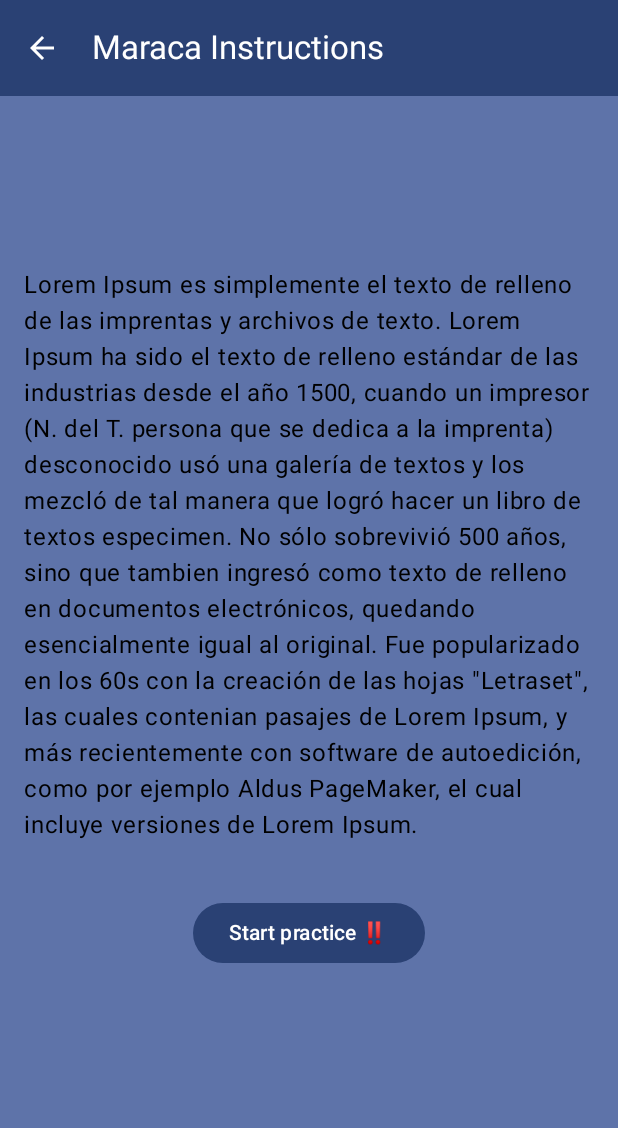
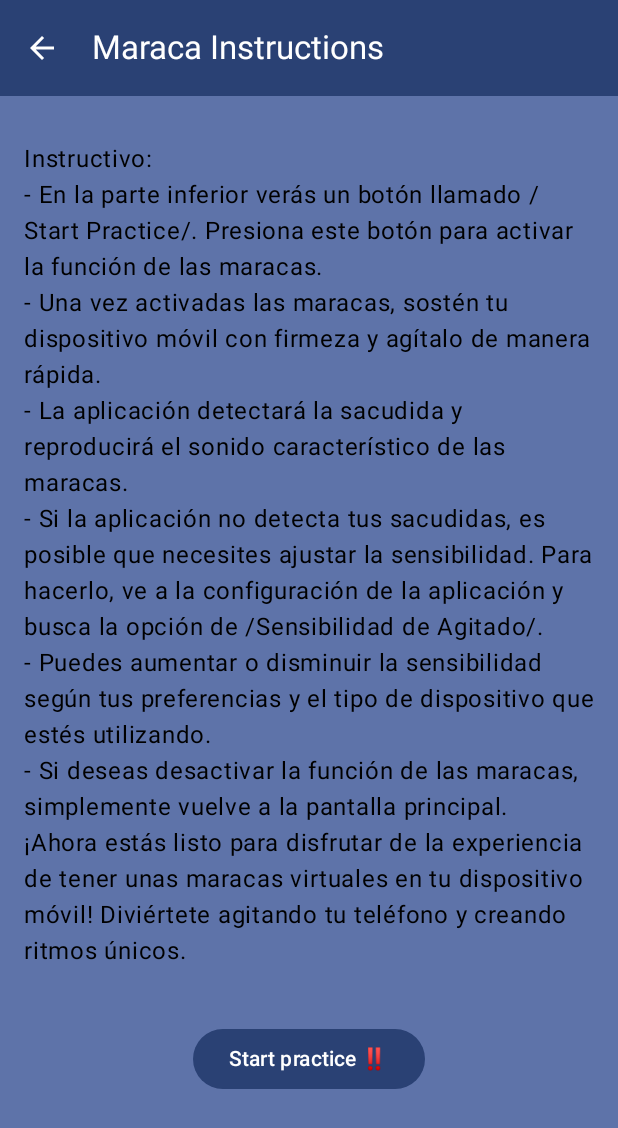
Before and after one commit to Chocolatamargo2607/UD.PPC_Parcial1, an Android app built with Jetpack Compose: the practice_maraca_screen screen opened through its navigation route, on a phone screen of 412 x 824 dp. Shown: the top 1128 px of the screen. Run offline under Robolectric (Android 15) with nearby library versions, the phone set to English and light mode, and no system bars.

Commit message:
instruments description

```diff
--- a/app/src/main/java/com/example/udppc_parcial1/view/Practice_maraca_screen.kt
+++ b/app/src/main/java/com/example/udppc_parcial1/view/Practice_maraca_screen.kt
@@ -62,9 +62,15 @@ fun Practice_maraca_screen(navController: NavController){
         horizontalAlignment = Alignment.CenterHorizontally,
         verticalArrangement = Arrangement.Center
     ){
-
-        Text(text = "Lorem Ipsum es simplemente el texto de relleno de las imprentas y archivos de texto. Lorem Ipsum ha sido el texto de relleno estándar de las industrias desde el año 1500, cuando un impresor (N. del T. persona que se dedica a la imprenta) desconocido usó una galería de textos y los mezcló de tal manera que logró hacer un libro de textos especimen. No sólo sobrevivió 500 años, sino que tambien ingresó como texto de relleno en documentos electrónicos, quedando esencialmente igual al original. Fue popularizado en los 60s con la creación de las hojas \"Letraset\", las cuales contenian pasajes de Lorem Ipsum, y más recientemente con software de autoedición, como por ejemplo Aldus PageMaker," +
-                " el cual incluye versiones de Lorem Ipsum.",color = Color.Black
+        //Texto explicativo
+        Text(text = "Instructivo: \n" +
+                "- En la parte inferior verás un botón llamado /Start Practice/. Presiona este botón para activar la función de las maracas.\n" +
+                "- Una vez activadas las maracas, sostén tu dispositivo móvil con firmeza y agítalo de manera rápida.\n" +
+                "- La aplicación detectará la sacudida y reproducirá el sonido característico de las maracas.\n" +
+                "- Si la aplicación no detecta tus sacudidas, es posible que necesites ajustar la sensibilidad. Para hacerlo, ve a la configuración de la aplicación y busca la opción de /Sensibilidad de Agitado/.\n" +
+                "- Puedes aumentar o disminuir la sensibilidad según tus preferencias y el tipo de dispositivo que estés utilizando. \n" +
+                "- Si deseas desactivar la función de las maracas, simplemente vuelve a la pantalla principal. \n" +
+                "¡Ahora estás listo para disfrutar de la experiencia de tener unas maracas virtuales en tu dispositivo móvil! Diviértete agitando tu teléfono y creando ritmos únicos.",color = Color.Black
         )
         Spacer(modifier = Modifier.height(36.dp))
 
```
Also changed, not shown: app/src/main/java/com/example/udppc_parcial1/view/Practice_tambor_screen.kt (+7 -3 lines).
